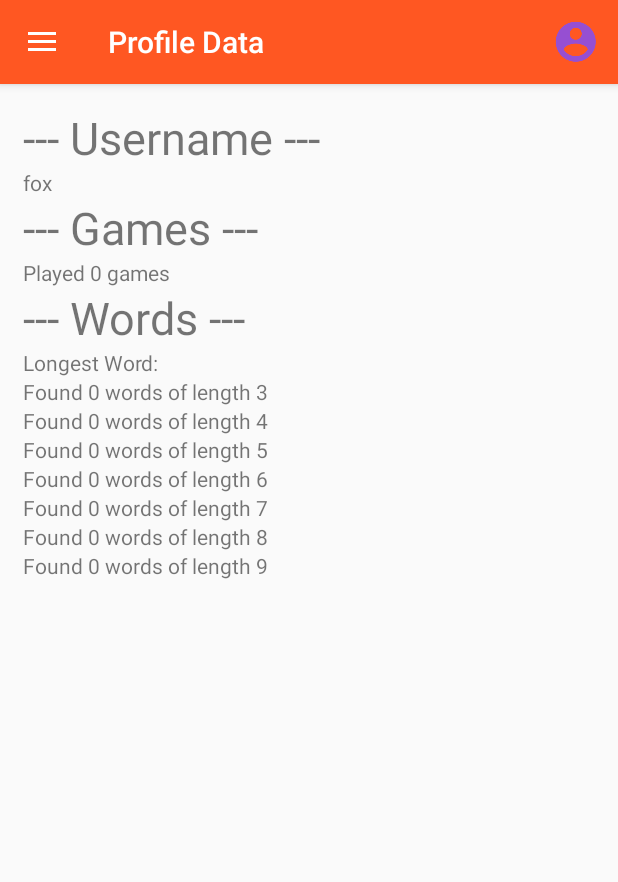
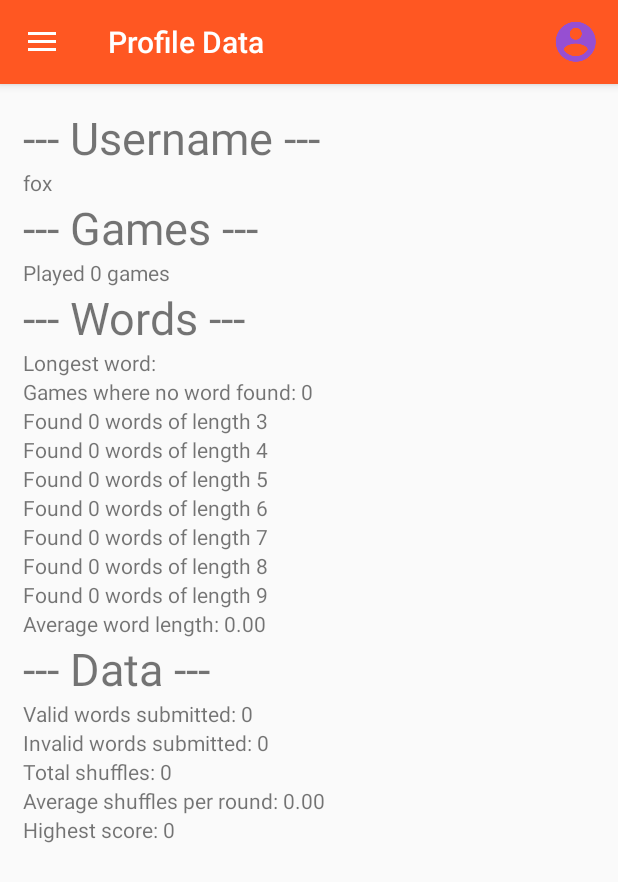
Before and after one commit to seamus91g/WordFox, an Android app: the DataScreenActivity screen opened directly, with no data from a screen before it, on a phone screen of 412 x 824 dp. Shown: the top 882 px of the screen. Run offline under Robolectric (Android 15) with nearby library versions, the phone set to English and light mode, and no system bars.

Commit message:
Printing extra data to the Data page Fixed incorrect round displayed on the Game Activity screen. Value was off by one

```diff
--- a/app/src/main/java/com/example/seamus/wordfox/DataScreenActivity.java
+++ b/app/src/main/java/com/example/seamus/wordfox/DataScreenActivity.java
@@ -2,6 +2,7 @@ package com.example.seamus.wordfox;
 
 import android.content.Intent;
 import android.os.Bundle;
+import android.renderscript.Double2;
 import android.support.design.widget.NavigationView;
 import android.support.v4.view.GravityCompat;
 import android.support.v4.widget.DrawerLayout;
@@ -29,9 +30,17 @@ public class DataScreenActivity extends AppCompatActivity
 
         myGameData = new GameData(this.getApplicationContext());
 
-        updateLongestWord();
-        updateUsername();
-        updateGameCount();
+        updateTextView("Average word length: " + myGameData.getAverageWordLength(), "averge_word_length");    //
+        updateTextView("Valid words submitted: " + myGameData.getSubmittedCorrectCount(), "count_submitted_correct");    //
+        updateTextView("Invalid words submitted: " + myGameData.getSubmittedIncorrectCount(), "count_submitted_incorrect");    //
+        updateTextView("Games where no word found: " + myGameData.getNoneFoundCount(), "count_none_found");    //
+        updateTextView("Total shuffles: " + myGameData.getShuffleCount(), "count_shuffles");    //
+        updateTextView("Average shuffles per round: " + myGameData.getShuffleAverage(), "average_shuffles");    //
+        updateTextView("Highest score: " + myGameData.getHighestTotalScore(), "highest_total_score");    //
+        updateTextView("Played " + myGameData.getGameCount() + " games", "gameCount_data_screen");    //
+        updateTextView("" + myGameData.getUsername(), "username_data_screen");    //
+        updateTextView("Longest word: " + myGameData.findLongest(), "longestWord_data_screen");    //
+
         updateWordOccurences();
 
         DrawerLayout drawer = (DrawerLayout) findViewById(R.id.drawer_layout);
@@ -43,50 +52,21 @@ public class DataScreenActivity extends AppCompatActivity
         NavigationView navigationView = (NavigationView) findViewById(R.id.nav_view);
         navigationView.setNavigationItemSelectedListener(this);
     }
-    public void updateWordOccurences() {
-        Log.d(MONITOR_TAG, "Starting, END");
-        for (int i=3; i<=9; i++){
-            int frequencyOccured = myGameData.findOccurence(i);
-            Log.d(MONITOR_TAG, "Starting 2, END");
-            String frequencyOccuredStr = Integer.toString(frequencyOccured);
-            Log.d(MONITOR_TAG, "Starting 3, END");
-            String textToDisplay = "Found " + frequencyOccuredStr + " words of length " + i;
-            Log.d(MONITOR_TAG, "Starting 4, END");
 
-            String textViewId = "word" + i + "_data_screen";
-            Log.d(MONITOR_TAG, "Starting 5, END");
-            int resID = getResources().getIdentifier(textViewId, "id", getPackageName());
-
-            TextView currentWord = (TextView) findViewById(resID);
-            currentWord.setText(textToDisplay);
-
-        }
-
+    public void updateTextView(String text, String id) {
+        int resID = getResources().getIdentifier(id, "id", getPackageName());
+        TextView currentCell = (TextView) findViewById(resID);
+        currentCell.setText(text);
     }
 
+    public void updateWordOccurences() {
+        for (int i = 3; i <= 9; i++) {
+            int frequencyOccured = myGameData.findOccurence(i);
+            String frequencyOccuredStr = Integer.toString(frequencyOccured);
+            String textToDisplay = "Found " + frequencyOccuredStr + " words of length " + i;
 
-    public void updateLongestWord() {
-        String longestWord = myGameData.findLongest();
-        TextView longestWordProfilePage = (TextView) findViewById(R.id.longestWord_data_screen);
-        String longWordSentence = "Longest Word: " + longestWord;
-        longestWordProfilePage.setText(longWordSentence);
-        Log.d(MONITOR_TAG, "Printing longest word: " + longestWord + ", END");
-    }
-
-    public void updateUsername() {
-        String user = myGameData.getUsername();
-        TextView longestWordProfilePage = (TextView) findViewById(R.id.username_data_screen);
-        longestWordProfilePage.setText(user);
-
-    }
-
-    public void updateGameCount() {
-        int gameCount = myGameData.getGameCount();
-        String gameCountStr = Integer.toString(gameCount);
-        String textViewString = "Played " + gameCountStr + " games";
-        TextView longestWordProfilePage = (TextView) findViewById(R.id.gameCount_data_screen);
-        longestWordProfilePage.setText(textViewString);
-
+            updateTextView(textToDisplay, "word" + i + "_data_screen");
+        }
     }
 
     @Override
@@ -103,7 +83,9 @@ public class DataScreenActivity extends AppCompatActivity
         MenuInflater inflater = getMenuInflater();
         inflater.inflate(R.menu.profile, menu);
         return true;
-    }@Override
+    }
+
+    @Override
 
     public boolean onOptionsItemSelected(MenuItem item) {
         switch (item.getItemId()) {
--- a/app/src/main/java/com/example/seamus/wordfox/GameActivity.java
+++ b/app/src/main/java/com/example/seamus/wordfox/GameActivity.java
@@ -48,18 +48,15 @@ public class GameActivity extends AppCompatActivity
         Log.d(MONITOR_TAG, "Game index is: " + gameIndexNumber);
         myGameInstance = MainActivity.allGameInstances.get(gameIndexNumber);
 
-        Log.d(MONITOR_TAG, "onCreate ---------- ");
-
-        this.setTitle("Round " + MainActivity.allGameInstances.get(gameIndexNumber).getRound());
+        this.setTitle("Round " + (MainActivity.allGameInstances.get(gameIndexNumber).getRound() + 1));
 
         setContentView(R.layout.activity_game);
         Toolbar toolbar = (Toolbar) findViewById(R.id.toolbar);
         setSupportActionBar(toolbar);
 
-
         alreadyClicked.add(new SingleCell(0, ""));      // TODO Fix this!
         myGameData = new GameData(this.getApplicationContext());
-        if(gameIndexNumber == 0){
+        if (gameIndexNumber == 0) {
             myGameData.gameCountUp();
         }
         myGameData.roundCountUp();
@@ -90,7 +87,6 @@ public class GameActivity extends AppCompatActivity
             }
         }
 
-        Log.d(MONITOR_TAG, "Saving game letters ... ");
         myGameInstance.setLetters(givenLettersSTR);
         // Write the letters to the heading and to the 3x3 textView grid
         TextView givenLettersTV = (TextView) findViewById(R.id.givenLettersGameScreen);
--- a/app/src/main/java/com/example/seamus/wordfox/GameData.java
+++ b/app/src/main/java/com/example/seamus/wordfox/GameData.java
@@ -11,6 +11,7 @@ import android.util.Log;
 
 import java.net.URI;
 import java.util.HashMap;
+import java.util.StringTokenizer;
 
 import static android.content.Context.MODE_PRIVATE;
 
@@ -41,14 +42,18 @@ public class GameData extends AppCompatActivity {
         editor = foxPreferences.edit();
         editor.apply();
     }
-    public double getAverageWordLength(){
+
+    public String getAverageWordLength() {
         int totalWordCount = 0;
+        double result = 0.0;
         int rounds = getRoundCount();
-        for (int i=3; i<10; i++){
-            totalWordCount += i*findOccurence(i);
+        for (int i = 3; i < 10; i++) {
+            totalWordCount += i * findOccurence(i);
         }
-        Log.d(MONITOR_TAG, "Total accumulated letters " + totalWordCount + ", END");
-        return (double) totalWordCount/rounds;
+        if (rounds > 0) {
+            result = (double) totalWordCount / rounds;
+        }
+        return String.format("%.2f", result);
     }
 
     public int getRoundCount() {
@@ -66,41 +71,47 @@ public class GameData extends AppCompatActivity {
     public int getNoneFoundCount() {
         return foxPreferences.getInt(COUNT_NONE_FOUND_KEY, 0);
     }
+
     public int getShuffleCount() {
         return foxPreferences.getInt(SHUFFLE_COUNT_KEY, 0);
     }
-    public double getShuffleAverage() {
+
+    public String getShuffleAverage() {
         int shufCount = foxPreferences.getInt(SHUFFLE_COUNT_KEY, 0);
         int roundCount = foxPreferences.getInt(ROUND_COUNT_KEY, 0);
         double shufAverage = 0;
-        if (roundCount > 0){
-            shufAverage = shufCount/roundCount;
+        if (roundCount > 0) {
+            shufAverage = (double) shufCount / roundCount;
         }
-        return shufAverage;
+        return String.format("%.2f", shufAverage);
     }
+
     public int getHighestTotalScore() {
         return foxPreferences.getInt(HIGHEST_SCORE_KEY, 0);
     }
 
     public void setHighestScore(int submittedScore) {
         int highScore = foxPreferences.getInt(HIGHEST_SCORE_KEY, 0);
-        if (submittedScore > highScore){
+        if (submittedScore > highScore) {
             editor.putInt(HIGHEST_SCORE_KEY, submittedScore);
             editor.apply();
         }
     }
+
     public void correctCountUp() {
         int countCorrect = foxPreferences.getInt(SUBMITTED_CORRECT_COUNT_KEY, 0);
         countCorrect += 1;
         editor.putInt(SUBMITTED_CORRECT_COUNT_KEY, countCorrect);
         editor.apply();
     }
+
     public void incorrectCountUp() {
         int countIncorrect = foxPreferences.getInt(SUBMITTED_INCORRECT_COUNT_KEY, 0);
         countIncorrect += 1;
         editor.putInt(SUBMITTED_INCORRECT_COUNT_KEY, countIncorrect);
         editor.apply();
     }
+
     public void noneFoundCountUp() {
         int countNoneFound = foxPreferences.getInt(COUNT_NONE_FOUND_KEY, 0);
         countNoneFound += 1;
@@ -132,12 +143,14 @@ public class GameData extends AppCompatActivity {
         editor.putInt(GAME_COUNT_KEY, countGames);
         editor.apply();
     }
+
     public void roundCountUp() {
         int countRounds = foxPreferences.getInt(ROUND_COUNT_KEY, 0);
         countRounds += 1;
         editor.putInt(ROUND_COUNT_KEY, countRounds);
         editor.apply();
     }
+
     public void shuffleCountUp() {
         int countShuffles = foxPreferences.getInt(SHUFFLE_COUNT_KEY, 0);
         countShuffles += 1;
@@ -156,7 +169,7 @@ public class GameData extends AppCompatActivity {
         String currentLongest = foxPreferences.getString(LONGEST_WORD_KEY, "");
         if (len >= currentLongest.length()) {
             editor.putString(LONGEST_WORD_KEY, newWord);
-        }else if (len == 0){
+        } else if (len == 0) {
             noneFoundCountUp();
         }
         // Increase occurence of word length
--- a/app/src/main/java/com/example/seamus/wordfox/ScoreScreen1Activity.java
+++ b/app/src/main/java/com/example/seamus/wordfox/ScoreScreen1Activity.java
@@ -28,7 +28,7 @@ public class ScoreScreen1Activity extends AppCompatActivity
         super.onCreate(savedInstanceState);
 
         int round = MainActivity.allGameInstances.get(gameIndexNumber).getRound();
-        this.setTitle("Round " + round + " Score");
+        this.setTitle("Round " + (round+1) + " Score");
 
         setContentView(R.layout.activity_score_screen1);
         Toolbar toolbar = (Toolbar) findViewById(R.id.toolbar);
--- a/app/src/main/res/layout/content_data_screen.xml
+++ b/app/src/main/res/layout/content_data_screen.xml
@@ -10,89 +10,149 @@
 
 
     <!-- username, Longest word, game count, occurences -->
-
+    <LinearLayout
+        android:layout_width="wrap_content"
+        android:layout_height="wrap_content">
 
         <ScrollView
             android:layout_width="368dp"
-        android:layout_height="495dp"
+            android:layout_height="510dp"
             tools:layout_editor_absoluteX="8dp"
             tools:layout_editor_absoluteY="8dp">
 
             <LinearLayout
-            android:layout_width="match_parent"
+                android:layout_width="wrap_content"
+                android:layout_height="wrap_content"
                 android:layout_margin="15dp"
-            android:layout_height="wrap_content"
                 android:orientation="vertical">
 
                 <TextView
                     android:layout_width="match_parent"
                     android:layout_height="wrap_content"
-                android:textSize="30dp"
-                android:text="--- Username ---" />
+                    android:text="--- Username ---"
+                    android:textSize="30dp" />
+
+                <TextView
+                    android:id="@+id/username_data_screen"
+                    android:layout_width="match_parent"
+                    android:layout_height="wrap_content" />
+
                 <TextView
                     android:layout_width="match_parent"
                     android:layout_height="wrap_content"
-                android:id="@+id/username_data_screen"/>
+                    android:text="--- Games ---"
+                    android:textSize="30dp" />
+
+                <TextView
+                    android:id="@+id/gameCount_data_screen"
+                    android:layout_width="match_parent"
+                    android:layout_height="wrap_content"
+                    android:text="Games played: " />
+
                 <TextView
                     android:layout_width="match_parent"
                     android:layout_height="wrap_content"
-                android:textSize="30dp"
-                android:text="--- Games ---" />
+                    android:text="--- Words ---"
+                    android:textSize="30dp" />
+
+                <TextView
+                    android:id="@+id/longestWord_data_screen"
+                    android:layout_width="match_parent"
+                    android:layout_height="wrap_content"
+                    android:text="Longest Word: " />
+
+                <TextView
+                    android:id="@+id/count_none_found"
+                    android:layout_width="match_parent"
+                    android:layout_height="wrap_content"
+                    android:text="" />
+
+                <TextView
+                    android:id="@+id/word3_data_screen"
+                    android:layout_width="match_parent"
+                    android:layout_height="wrap_content"
+                    android:text="" />
+
+                <TextView
+                    android:id="@+id/word4_data_screen"
+                    android:layout_width="match_parent"
+                    android:layout_height="wrap_content"
+                    android:text="" />
+
+                <TextView
+                    android:id="@+id/word5_data_screen"
+                    android:layout_width="match_parent"
+                    android:layout_height="wrap_content"
+                    android:text="" />
+
+                <TextView
+                    android:id="@+id/word6_data_screen"
+                    android:layout_width="match_parent"
+                    android:layout_height="wrap_content"
+                    android:text="" />
+
+                <TextView
+                    android:id="@+id/word7_data_screen"
+                    android:layout_width="match_parent"
+                    android:layout_height="wrap_content"
+                    android:text="" />
+
+                <TextView
+                    android:id="@+id/word8_data_screen"
+                    android:layout_width="match_parent"
+                    android:layout_height="wrap_content"
+                    android:text="" />
+
+                <TextView
+                    android:id="@+id/word9_data_screen"
+                    android:layout_width="match_parent"
+                    android:layout_height="wrap_content"
+                    android:text="" />
+
+                <TextView
+                    android:id="@+id/averge_word_length"
+                    android:layout_width="match_parent"
+                    android:layout_height="wrap_content"
+                    android:text="" />
+
                 <TextView
                     android:layout_width="match_parent"
                     android:layout_height="wrap_content"
-                android:text="Games played: "
-                android:id="@+id/gameCount_data_screen"/>
+                    android:text="--- Data ---"
+                    android:textSize="30dp" />
+
                 <TextView
+                    android:id="@+id/count_submitted_correct"
                     android:layout_width="match_parent"
                     android:layout_height="wrap_content"
-                android:textSize="30dp"
-                android:text="--- Words ---" />
+                    android:text="" />
+
                 <TextView
+                    android:id="@+id/count_submitted_incorrect"
                     android:layout_width="match_parent"
                     android:layout_height="wrap_content"
-                android:id="@+id/longestWord_data_screen"
-                android:text="Longest Word: "/>
+                    android:text="" />
+
                 <TextView
+                    android:id="@+id/count_shuffles"
                     android:layout_width="match_parent"
                     android:layout_height="wrap_content"
-                android:id="@+id/word3_data_screen"
-                android:text=""/>
+                    android:text="" />
+
                 <TextView
+                    android:id="@+id/average_shuffles"
                     android:layout_width="match_parent"
                     android:layout_height="wrap_content"
-                android:id="@+id/word4_data_screen"
-                android:text=""/>
+                    android:text="" />
+
                 <TextView
+                    android:id="@+id/highest_total_score"
                     android:layout_width="match_parent"
                     android:layout_height="wrap_content"
-                android:id="@+id/word5_data_screen"
-                android:text=""/>
-            <TextView
-                android:layout_width="match_parent"
-                android:layout_height="wrap_content"
-                android:id="@+id/word6_data_screen"
-                android:text=""/>
-            <TextView
-                android:layout_width="match_parent"
-                android:layout_height="wrap_content"
-                android:id="@+id/word7_data_screen"
-                android:text=""/>
-            <TextView
-                android:layout_width="match_parent"
-                android:layout_height="wrap_content"
-                android:id="@+id/word8_data_screen"
-                android:text=""/>
-            <TextView
-                android:layout_width="match_parent"
-                android:layout_height="wrap_content"
-                android:id="@+id/word9_data_screen"
-                android:text=""/>
+                    android:text="" />
 
             </LinearLayout>
 
-
-
-
         </ScrollView>
+    </LinearLayout>
 </android.support.constraint.ConstraintLayout>
```
Lines whose indentation alone changed are shown as unchanged.
